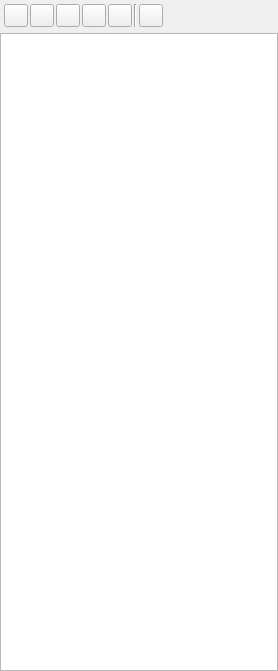
The window that components/plugin/src/macro_plugin/ui/macro_panel.ui (Joonalai/macro-qgis-plugin) describes before a commit, drawn with Qt 5.
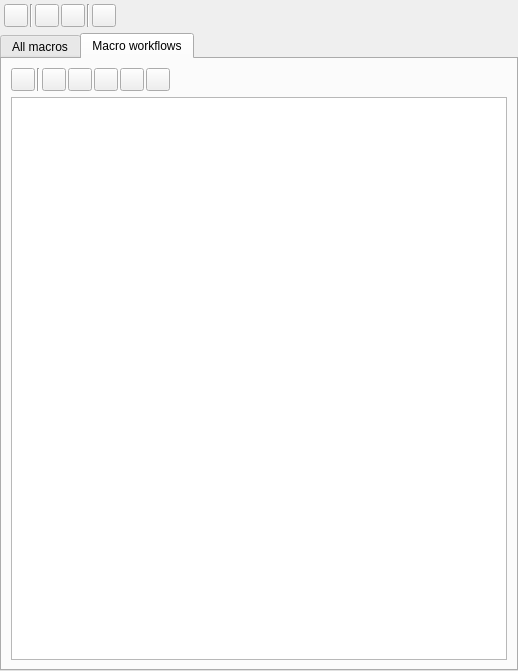
The same window after the commit. The open tabs and pages were chosen to show the change.

Commit message: feat: add macro workflows

```diff
--- a/components/plugin/src/macro_plugin/ui/macro_panel.ui
+++ b/components/plugin/src/macro_plugin/ui/macro_panel.ui
@@ -6,14 +6,11 @@
    <rect>
     <x>0</x>
     <y>0</y>
-    <width>278</width>
+    <width>518</width>
     <height>671</height>
    </rect>
   </property>
-  <layout class="QVBoxLayout" name="verticalLayout">
-   <property name="spacing">
-    <number>6</number>
-   </property>
+  <layout class="QVBoxLayout" name="verticalLayout_4">
    <property name="leftMargin">
     <number>0</number>
    </property>
@@ -51,34 +48,9 @@
       </widget>
      </item>
      <item>
-      <widget class="QToolButton" name="button_play">
-       <property name="toolTip">
-        <string>Play selected macro</string>
-       </property>
-       <property name="text">
-        <string/>
-       </property>
-       <property name="checkable">
-        <bool>false</bool>
-       </property>
-       <property name="checked">
-        <bool>false</bool>
-       </property>
-      </widget>
-     </item>
-     <item>
-      <widget class="QToolButton" name="button_delete">
-       <property name="toolTip">
-        <string>Delete all selected macros</string>
-       </property>
-       <property name="text">
-        <string/>
-       </property>
-       <property name="checkable">
-        <bool>false</bool>
-       </property>
-       <property name="checked">
-        <bool>false</bool>
+      <widget class="Line" name="line_record">
+       <property name="orientation">
+        <enum>Qt::Orientation::Vertical</enum>
        </property>
       </widget>
      </item>
@@ -153,22 +125,204 @@
     </layout>
    </item>
    <item>
-    <widget class="QTableView" name="table_view">
-     <property name="selectionMode">
-      <enum>QAbstractItemView::ExtendedSelection</enum>
+    <widget class="QTabWidget" name="tab_widget">
+     <property name="currentIndex">
+      <number>0</number>
      </property>
-     <property name="showGrid">
-      <bool>false</bool>
-     </property>
-     <property name="sortingEnabled">
-      <bool>true</bool>
-     </property>
-     <property name="cornerButtonEnabled">
-      <bool>false</bool>
-     </property>
-     <attribute name="verticalHeaderMinimumSectionSize">
-      <number>15</number>
-     </attribute>
+     <widget class="QWidget" name="tab_macros">
+      <attribute name="title">
+       <string>All macros</string>
+      </attribute>
+      <layout class="QVBoxLayout" name="verticalLayout">
+       <item>
+        <layout class="QHBoxLayout" name="horizontalLayout_macros">
+         <property name="spacing">
+          <number>2</number>
+         </property>
+         <item>
+          <widget class="QToolButton" name="button_play">
+           <property name="toolTip">
+            <string>Play the selected macro</string>
+           </property>
+           <property name="text">
+            <string/>
+           </property>
+          </widget>
+         </item>
+         <item>
+          <widget class="QToolButton" name="button_delete">
+           <property name="toolTip">
+            <string>Delete the selected macros</string>
+           </property>
+           <property name="text">
+            <string/>
+           </property>
+          </widget>
+         </item>
+         <item>
+          <spacer name="horizontalSpacer_macros">
+           <property name="orientation">
+            <enum>Qt::Orientation::Horizontal</enum>
+           </property>
+           <property name="sizeHint" stdset="0">
+            <size>
+             <width>40</width>
+             <height>20</height>
+            </size>
+           </property>
+          </spacer>
+         </item>
+        </layout>
+       </item>
+       <item>
+        <widget class="QTableView" name="table_view">
+         <property name="dragEnabled">
+          <bool>true</bool>
+         </property>
+         <property name="dragDropMode">
+          <enum>QAbstractItemView::DragDropMode::DragOnly</enum>
+         </property>
+         <property name="defaultDropAction">
+          <enum>Qt::DropAction::CopyAction</enum>
+         </property>
+         <property name="selectionMode">
+          <enum>QAbstractItemView::SelectionMode::ExtendedSelection</enum>
+         </property>
+         <property name="showGrid">
+          <bool>false</bool>
+         </property>
+         <property name="sortingEnabled">
+          <bool>true</bool>
+         </property>
+         <property name="cornerButtonEnabled">
+          <bool>false</bool>
+         </property>
+         <attribute name="verticalHeaderMinimumSectionSize">
+          <number>15</number>
+         </attribute>
+        </widget>
+       </item>
+      </layout>
+     </widget>
+     <widget class="QWidget" name="tab_macro_workflows">
+      <attribute name="title">
+       <string>Macro workflows</string>
+      </attribute>
+      <layout class="QVBoxLayout" name="verticalLayout_3">
+       <item>
+        <layout class="QHBoxLayout" name="horizontalLayout_workflows">
+         <property name="spacing">
+          <number>2</number>
+         </property>
+         <item>
+          <widget class="QToolButton" name="button_play_workflow">
+           <property name="toolTip">
+            <string>Play the selected macro workflow</string>
+           </property>
+           <property name="text">
+            <string/>
+           </property>
+          </widget>
+         </item>
+         <item>
+          <widget class="Line" name="line_workflows">
+           <property name="orientation">
+            <enum>Qt::Orientation::Vertical</enum>
+           </property>
+          </widget>
+         </item>
+         <item>
+          <widget class="QToolButton" name="button_new_workflow">
+           <property name="toolTip">
+            <string>Create a new macro workflow</string>
+           </property>
+           <property name="text">
+            <string/>
+           </property>
+          </widget>
+         </item>
+         <item>
+          <widget class="QToolButton" name="button_add_step">
+           <property name="toolTip">
+            <string>Add a macro to the selected workflow</string>
+           </property>
+           <property name="text">
+            <string/>
+           </property>
+           <property name="popupMode">
+            <enum>QToolButton::ToolButtonPopupMode::InstantPopup</enum>
+           </property>
+          </widget>
+         </item>
+         <item>
+          <widget class="QToolButton" name="button_move_step_up">
+           <property name="toolTip">
+            <string>Move the selected macro up</string>
+           </property>
+           <property name="text">
+            <string/>
+           </property>
+          </widget>
+         </item>
+         <item>
+          <widget class="QToolButton" name="button_move_step_down">
+           <property name="toolTip">
+            <string>Move the selected macro down</string>
+           </property>
+           <property name="text">
+            <string/>
+           </property>
+          </widget>
+         </item>
+         <item>
+          <widget class="QToolButton" name="button_delete_workflow_item">
+           <property name="toolTip">
+            <string>Delete the selected macro workflow or step</string>
+           </property>
+           <property name="text">
+            <string/>
+           </property>
+          </widget>
+         </item>
+         <item>
+          <spacer name="horizontalSpacer_workflows">
+           <property name="orientation">
+            <enum>Qt::Orientation::Horizontal</enum>
+           </property>
+           <property name="sizeHint" stdset="0">
+            <size>
+             <width>40</width>
+             <height>20</height>
+            </size>
+           </property>
+          </spacer>
+         </item>
+        </layout>
+       </item>
+       <item>
+        <widget class="QTreeView" name="tree_view_workflows">
+         <property name="toolTip">
+          <string>Drag macros from the All macros tab onto a workflow, or between its steps</string>
+         </property>
+         <property name="dragEnabled">
+          <bool>true</bool>
+         </property>
+         <property name="dragDropMode">
+          <enum>QAbstractItemView::DragDropMode::DragDrop</enum>
+         </property>
+         <property name="defaultDropAction">
+          <enum>Qt::DropAction::MoveAction</enum>
+         </property>
+         <property name="selectionMode">
+          <enum>QAbstractItemView::SelectionMode::SingleSelection</enum>
+         </property>
+         <attribute name="headerVisible">
+          <bool>false</bool>
+         </attribute>
+        </widget>
+       </item>
+      </layout>
+     </widget>
     </widget>
    </item>
   </layout>
```
Left out of the diff: 6 changed lines with no effect on the pictures. The commit also changes 16 other files.
